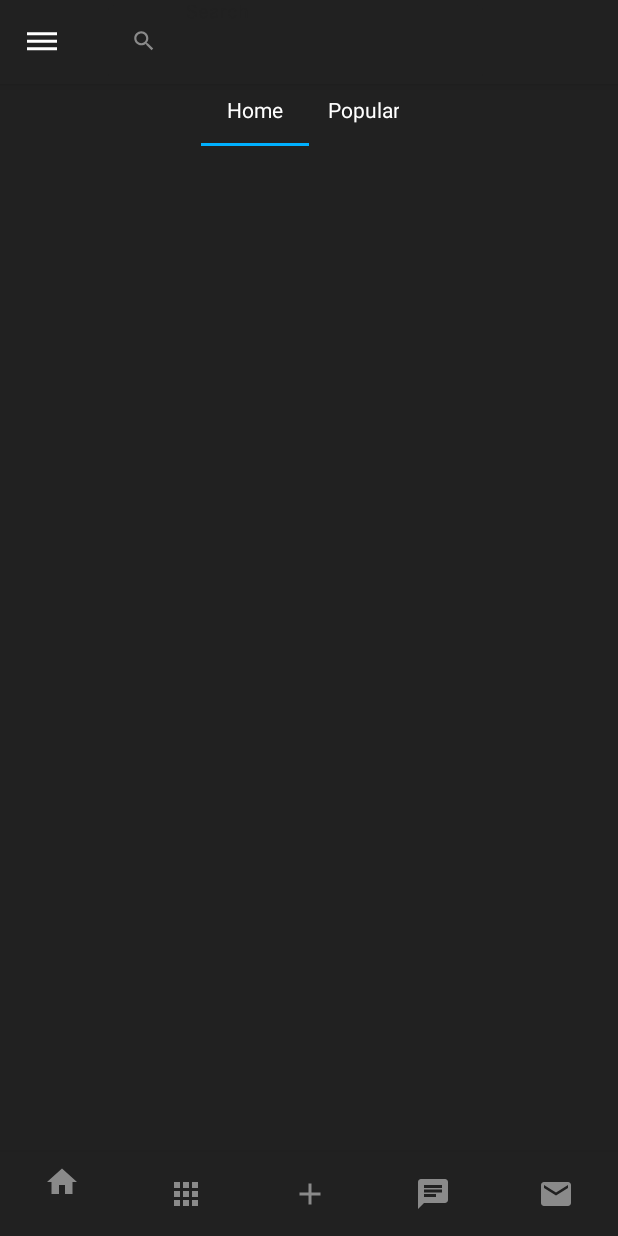
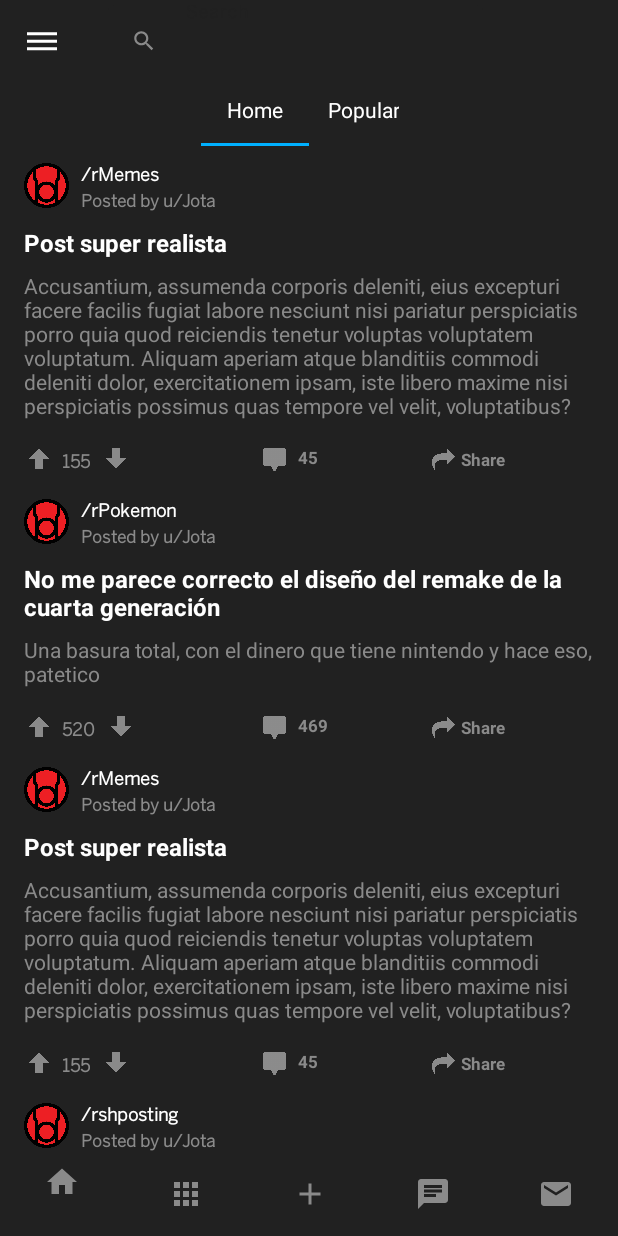
Before and after one commit to JotaPSB/RedditApp, an Android app: the screen it shows after launch (MainActivity), on a phone screen of 412 x 824 dp. Run offline under Robolectric (Android 15) with nearby library versions, the phone set to English and light mode, and no system bars.

Commit message:
Adapter de RecyclerView y ViewModel

```diff
--- a/app/build.gradle
+++ b/app/build.gradle
@@ -29,6 +29,7 @@ dependencies {
     implementation 'com.google.android.material:material:1.2.1'
     implementation 'androidx.legacy:legacy-support-v4:1.0.0'
     implementation 'androidx.navigation:navigation-ui:2.1.0'
+    implementation 'androidx.lifecycle:lifecycle-extensions:2.2.0'
     testImplementation 'junit:junit:4.12'
     androidTestImplementation 'androidx.test.ext:junit:1.1.2'
     androidTestImplementation 'androidx.test.espresso:espresso-core:3.3.0'
--- /dev/null
+++ b/app/src/main/java/cat/itb/redditapp/CardFragment.java
@@ -0,0 +1,53 @@
+package cat.itb.redditapp;
+
+import android.os.Bundle;
+
+import androidx.fragment.app.Fragment;
+import androidx.lifecycle.ViewModelProvider;
+import androidx.recyclerview.widget.LinearLayoutManager;
+import androidx.recyclerview.widget.RecyclerView;
+
+import android.view.LayoutInflater;
+import android.view.View;
+import android.view.ViewGroup;
+
+import com.google.android.material.bottomnavigation.BottomNavigationView;
+
+import java.util.List;
+
+import cat.itb.redditapp.adapter.RecyclerAdapter;
+import cat.itb.redditapp.helper.PostViewModel;
+import cat.itb.redditapp.model.Post;
+
+public class CardFragment extends Fragment {
+
+    BottomNavigationView bottomNavigationView;
+    RecyclerView recyclerView;
+    List<Post> posts;
+    RecyclerAdapter adapter;
+    PostViewModel postViewModel;
+
+    @Override
+    public void onCreate(Bundle savedInstanceState) {
+        super.onCreate(savedInstanceState);
+        postViewModel = new ViewModelProvider(getActivity()).get(PostViewModel.class);
+        posts = PostViewModel.booksList;
+    }
+
+    @Override
+    public View onCreateView(LayoutInflater inflater, ViewGroup container,
+                             Bundle savedInstanceState) {
+        // Inflate the layout for this fragment
+        View v = inflater.inflate(R.layout.fragment_blank, container, false);
+        recyclerView = v.findViewById(R.id.recycler_view);
+        adapter = new RecyclerAdapter(PostViewModel.booksList,R.layout.item_list_view);
+        recyclerView.setLayoutManager(new LinearLayoutManager(getContext()));
+        recyclerView.setAdapter(adapter);
+
+
+
+        return v;
+    }
+
+
+}
--- a/app/src/main/java/cat/itb/redditapp/MainActivity.java
+++ b/app/src/main/java/cat/itb/redditapp/MainActivity.java
@@ -9,7 +9,6 @@ import android.os.Bundle;
 import android.view.View;
 
 import com.google.android.material.appbar.MaterialToolbar;
-import com.google.android.material.navigation.NavigationView;
 import com.google.android.material.tabs.TabLayout;
 
 import cat.itb.redditapp.adapter.ViewPagerAdapter;
@@ -26,15 +25,15 @@ public class MainActivity extends AppCompatActivity {
     @Override
     protected void onCreate(Bundle savedInstanceState) {
         super.onCreate(savedInstanceState);
-        setContentView(R.layout.activity_main);
+        setContentView(R.layout.nav_drawer);
 
         tabLayout = (TabLayout) findViewById(R.id.tablayout_id);
         viewPager = (ViewPager) findViewById(R.id.viewpager_id);
         adapter = new ViewPagerAdapter(getSupportFragmentManager());
         topAppBar = findViewById(R.id.top_app_bar);
-        drawerLayout = (DrawerLayout) findViewById(R.id.drawer_layout);
-        adapter.AddFragment(new BlankFragment(),"Home");
-        adapter.AddFragment(new BlankFragment(),"Popular");
+        drawerLayout =findViewById(R.id.drawer_layout);
+        adapter.AddFragment(new CardFragment(),"Home");
+        adapter.AddFragment(new CardFragment(),"Popular");
         topAppBar.setNavigationOnClickListener(new MaterialToolbar.OnClickListener() {
             @Override
             public void onClick(View v) {
--- /dev/null
+++ b/app/src/main/java/cat/itb/redditapp/adapter/RecyclerAdapter.java
@@ -0,0 +1,81 @@
+package cat.itb.redditapp.adapter;
+
+import android.annotation.SuppressLint;
+import android.view.LayoutInflater;
+import android.view.View;
+import android.view.ViewGroup;
+import android.widget.TextView;
+
+import androidx.annotation.NonNull;
+import androidx.recyclerview.widget.RecyclerView;
+
+import org.w3c.dom.Text;
+
+import java.util.List;
+
+import cat.itb.redditapp.R;
+import cat.itb.redditapp.model.Post;
+
+public class RecyclerAdapter extends RecyclerView.Adapter<RecyclerAdapter.ViewHolder> {
+
+    List<Post> posts;
+    int layout;
+
+    public RecyclerAdapter(List<Post> posts, int layout) {
+        this.posts = posts;
+        this.layout = layout;
+    }
+
+    @NonNull
+    @Override
+    public ViewHolder onCreateViewHolder(@NonNull ViewGroup parent, int viewType) {
+        View v = LayoutInflater.from(parent.getContext()).inflate(layout, parent, false);
+        return new ViewHolder(v);
+    }
+
+    @Override
+    public void onBindViewHolder(@NonNull ViewHolder holder, int position) {
+        holder.bind(posts.get(position));
+
+    }
+
+    @Override
+    public int getItemCount() {
+        return posts.size();
+    }
+
+    public class ViewHolder extends RecyclerView.ViewHolder{
+
+        TextView community;
+        TextView user;
+
+        TextView title;
+        TextView optionalText;
+        TextView likes;
+        TextView comments;
+
+
+        public ViewHolder(@NonNull View itemView) {
+            super(itemView);
+            community = itemView.findViewById(R.id.post_community);
+            user = itemView.findViewById(R.id.post_user);
+            title = itemView.findViewById(R.id.post_title);
+            optionalText = itemView.findViewById(R.id.post_optional_text);
+            likes = itemView.findViewById(R.id.post_likes);
+            comments = itemView.findViewById(R.id.post_comments);
+        }
+
+        @SuppressLint("SetTextI18n")
+        public void bind(Post post){
+            community.setText("/r"+post.getCommunity());
+            user.setText("Posted by u/"+ post.getUser());
+            title.setText(post.getTitle());
+            String optText = post.getContentText();
+            if (optText!=null && !optText.isEmpty()){
+                optionalText.setText(optText);
+            }
+            likes.setText(String.valueOf(post.getVotes()));
+            comments.setText(String.valueOf(post.getComments()));
+        }
+    }
+}
--- /dev/null
+++ b/app/src/main/java/cat/itb/redditapp/helper/PostViewModel.java
@@ -0,0 +1,25 @@
+package cat.itb.redditapp.helper;
+
+import androidx.lifecycle.ViewModel;
+
+import java.util.ArrayList;
+import java.util.List;
+
+import cat.itb.redditapp.model.Post;
+
+public class PostViewModel extends ViewModel {
+    public static List<Post> booksList = new ArrayList<Post>(){
+        {
+            add(new Post("Memes","Jota", "Post super realista", null, 155, 45, null));
+            add(new Post("Pokemon","Jota", "No me parece correcto el diseño del remake de la cuarta generación", "Una basura total, con el dinero que tiene nintendo y hace eso, patetico", 520, 469, null));
+            add(new Post("Memes","Jota", "Post super realista", null, 155, 45, null));
+            add(new Post("shposting", "Jota", "ARA ARA", null, 12, 6, null));
+
+        }
+    };
+
+    public PostViewModel() {
+
+    }
+
+}
--- a/app/src/main/java/cat/itb/redditapp/model/Post.java
+++ b/app/src/main/java/cat/itb/redditapp/model/Post.java
@@ -19,4 +19,59 @@ public class Post {
         this.profilePicture = profilePicture;
     }
 
+    public String getCommunity() {
+        return community;
+    }
+
+    public void setCommunity(String community) {
+        this.community = community;
+    }
+
+    public String getUser() {
+        return user;
+    }
+
+    public void setUser(String user) {
+        this.user = user;
+    }
+
+    public String getTitle() {
+        return title;
+    }
+
+    public void setTitle(String title) {
+        this.title = title;
+    }
+
+    public String getContentText() {
+        return contentText;
+    }
+
+    public void setContentText(String contentText) {
+        this.contentText = contentText;
+    }
+
+    public int getVotes() {
+        return votes;
+    }
+
+    public void setVotes(int votes) {
+        this.votes = votes;
+    }
+
+    public int getComments() {
+        return comments;
+    }
+
+    public void setComments(int comments) {
+        this.comments = comments;
+    }
+
+    public String getProfilePicture() {
+        return profilePicture;
+    }
+
+    public void setProfilePicture(String profilePicture) {
+        this.profilePicture = profilePicture;
+    }
 }
--- a/app/src/main/res/layout/activity_main.xml
+++ b/app/src/main/res/layout/activity_main.xml
@@ -28,13 +28,14 @@
         android:id="@+id/viewpager_id"
         android:layout_width="wrap_content"
         android:layout_height="0dp"
+        android:layout_marginBottom="50dp"
         app:layout_constraintBottom_toBottomOf="parent"
         app:layout_constraintEnd_toEndOf="parent"
         app:layout_constraintStart_toStartOf="parent"
         app:layout_constraintTop_toBottomOf="@+id/tablayout_id" />
-    <include
-        android:id="@+id/include"
-        layout="@layout/top_app_bar" />
+
+
+
 
 
 
--- a/app/src/main/res/layout/fragment_blank.xml
+++ b/app/src/main/res/layout/fragment_blank.xml
@@ -4,14 +4,12 @@
     android:layout_width="match_parent"
     android:layout_height="match_parent"
     android:background="@color/primaryColor"
-    tools:context=".BlankFragment">
+    tools:context=".CardFragment">
 
-    <!-- TODO: Update blank fragment layout -->
-    <TextView
+    <androidx.recyclerview.widget.RecyclerView
+        android:id="@+id/recycler_view"
         android:layout_width="match_parent"
         android:layout_height="match_parent"
-        android:text="@string/hello_blank_fragment"
-        android:textColor="@color/primaryTextColor"
-        android:layout_gravity="center"/>
+        />
 
 </FrameLayout>
--- a/app/src/main/res/layout/item_list_view.xml
+++ b/app/src/main/res/layout/item_list_view.xml
@@ -23,7 +23,7 @@
         app:layout_constraintTop_toTopOf="parent" />
 
     <TextView
-        android:id="@+id/textView"
+        android:id="@+id/post_community"
         android:layout_width="wrap_content"
         android:layout_height="wrap_content"
         android:layout_marginStart="8dp"
@@ -38,6 +38,7 @@
         app:layout_constraintTop_toTopOf="parent" />
 
     <TextView
+        android:id="@+id/post_user"
         android:layout_width="wrap_content"
         android:layout_height="wrap_content"
         android:layout_marginStart="8dp"
@@ -45,14 +46,14 @@
         android:layout_marginTop="3dp"
         android:fontFamily="@font/bentonsans_book"
         android:text="Posted by u/Prueba · 6h"
-        android:textStyle="bold"
         android:textColor="@color/primaryLightColor"
         android:textSize="11sp"
+        android:textStyle="bold"
         app:layout_constraintStart_toEndOf="@+id/imageView"
-        app:layout_constraintTop_toBottomOf="@+id/textView" />
+        app:layout_constraintTop_toBottomOf="@id/post_community" />
 
     <TextView
-        android:id="@+id/textView2"
+        android:id="@+id/post_title"
         android:layout_width="0dp"
 
         android:layout_height="wrap_content"
@@ -70,7 +71,7 @@
         app:layout_constraintTop_toTopOf="parent" />
 
     <TextView
-        android:id="@+id/textView3"
+        android:id="@+id/post_optional_text"
         android:layout_width="match_parent"
         android:layout_height="wrap_content"
         android:layout_marginStart="16dp"
@@ -82,7 +83,7 @@
         android:textColor="@color/primaryLightColor"
         app:layout_constraintEnd_toEndOf="parent"
         app:layout_constraintStart_toStartOf="parent"
-        app:layout_constraintTop_toBottomOf="@+id/textView2" />
+        app:layout_constraintTop_toBottomOf="@id/post_title" />
 
     <ImageView
         android:id="@+id/imageView2"
@@ -95,10 +96,10 @@
         android:src="@drawable/upvote"
         app:layout_constraintBottom_toBottomOf="parent"
         app:layout_constraintStart_toStartOf="parent"
-        app:layout_constraintTop_toBottomOf="@+id/textView3" />
+        app:layout_constraintTop_toBottomOf="@id/post_optional_text" />
 
     <TextView
-        android:id="@+id/textView4"
+        android:id="@+id/post_likes"
         android:layout_width="wrap_content"
 
         android:layout_height="wrap_content"
@@ -118,13 +119,13 @@
     <ImageView
         android:layout_width="20dp"
         android:layout_height="20dp"
+
         android:layout_marginStart="7dp"
-
         android:layout_marginLeft="7dp"
-        android:layout_marginTop="16dp"
+        android:layout_marginTop="15dp"
         android:src="@drawable/downvote"
-        app:layout_constraintStart_toEndOf="@+id/textView4"
-        app:layout_constraintTop_toBottomOf="@+id/textView3" />
+        app:layout_constraintStart_toEndOf="@+id/post_likes"
+        app:layout_constraintTop_toBottomOf="@+id/post_optional_text" />
 
     <ImageView
         android:id="@+id/imageView3"
@@ -140,20 +141,20 @@
         app:layout_constraintTop_toBottomOf="@+id/textView3" />
 
     <TextView
+        android:id="@+id/post_comments"
         android:layout_width="wrap_content"
         android:layout_height="wrap_content"
         android:layout_marginStart="8dp"
         android:layout_marginLeft="8dp"
         android:layout_marginTop="16dp"
         android:layout_marginBottom="4dp"
-
         android:text="69"
         android:textColor="@color/primaryLightColor"
         android:textSize="11sp"
         android:textStyle="bold"
         app:layout_constraintBottom_toBottomOf="parent"
         app:layout_constraintStart_toEndOf="@+id/imageView3"
-        app:layout_constraintTop_toBottomOf="@+id/textView3" />
+        app:layout_constraintTop_toBottomOf="@id/post_optional_text" />
 
     <TextView
         android:id="@+id/textView5"
--- a/app/src/main/res/layout/nav_drawer.xml
+++ b/app/src/main/res/layout/nav_drawer.xml
@@ -10,7 +10,15 @@
     android:fitsSystemWindows="true"
     tools:openDrawer="start"
 
+
     >
+    <include
+        android:id="@+id/include"
+        layout="@layout/top_app_bar" />
+    <include
+        android:id="@+id/include2"
+        layout="@layout/activity_main"
+        />
 
     <com.google.android.material.navigation.NavigationView
         android:id="@+id/navigation_view"
--- a/app/src/main/res/layout/nav_header.xml
+++ b/app/src/main/res/layout/nav_header.xml
@@ -45,6 +45,7 @@
         android:fontFamily="@font/bentonsans_book"
         android:text="@string/styleAvatar"
         android:textStyle="bold"
+        app:backgroundTint="@null"
         app:cornerRadius="16dp" />
 
     <androidx.constraintlayout.widget.ConstraintLayout
--- a/app/src/main/res/layout/top_app_bar.xml
+++ b/app/src/main/res/layout/top_app_bar.xml
@@ -44,5 +44,8 @@
 
         </com.google.android.material.appbar.MaterialToolbar>
     </com.google.android.material.appbar.AppBarLayout>
+    <include
+        layout="@layout/content_main"
+        />
 
 </androidx.constraintlayout.widget.ConstraintLayout>
--- a/app/src/main/res/values/styles.xml
+++ b/app/src/main/res/values/styles.xml
@@ -10,5 +10,11 @@
     <style name="BentonTextViewStyle" parent="android:Widget.TextView">
         <item name="android:fontFamily">@font/bentonsans_book</item>
     </style>
+    <style name="BotonGradiante" parent="Theme.AppCompat.Light.NoActionBar">
+        <!-- Customize your theme here. -->
+        <item name="colorPrimary">@color/primaryColor</item>
+        <item name="colorPrimaryDark">@color/primaryDarkColor</item>
+        <item name="colorAccent">@color/primaryLightColor</item>
+    </style>
 
 </resources>
```
